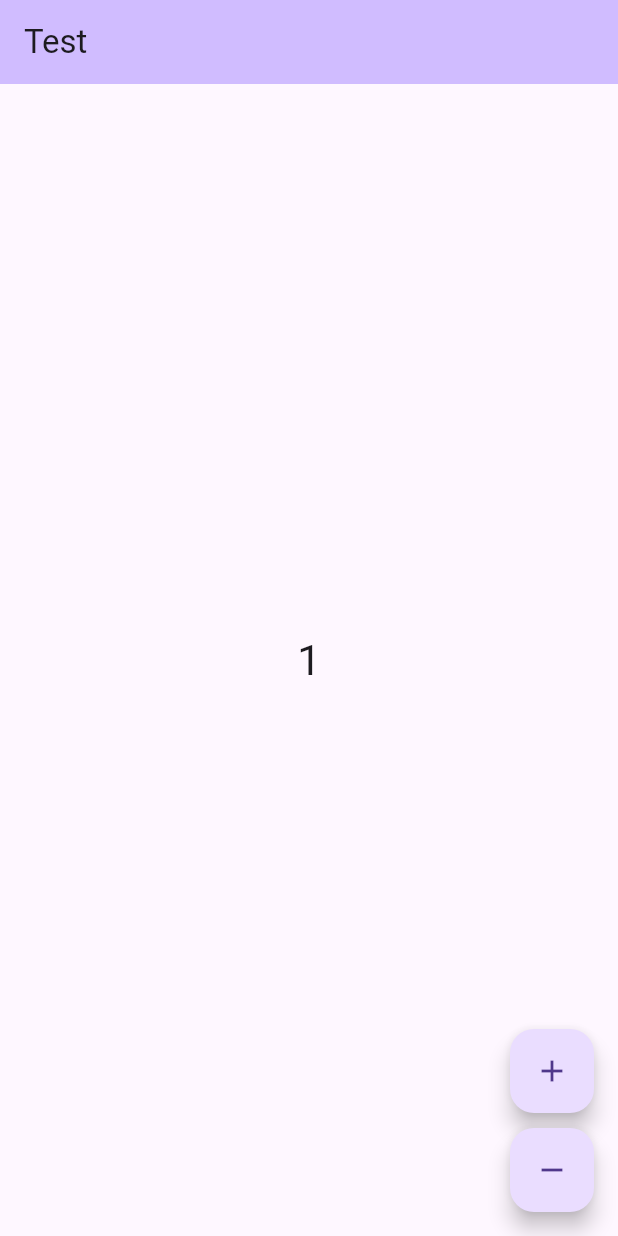
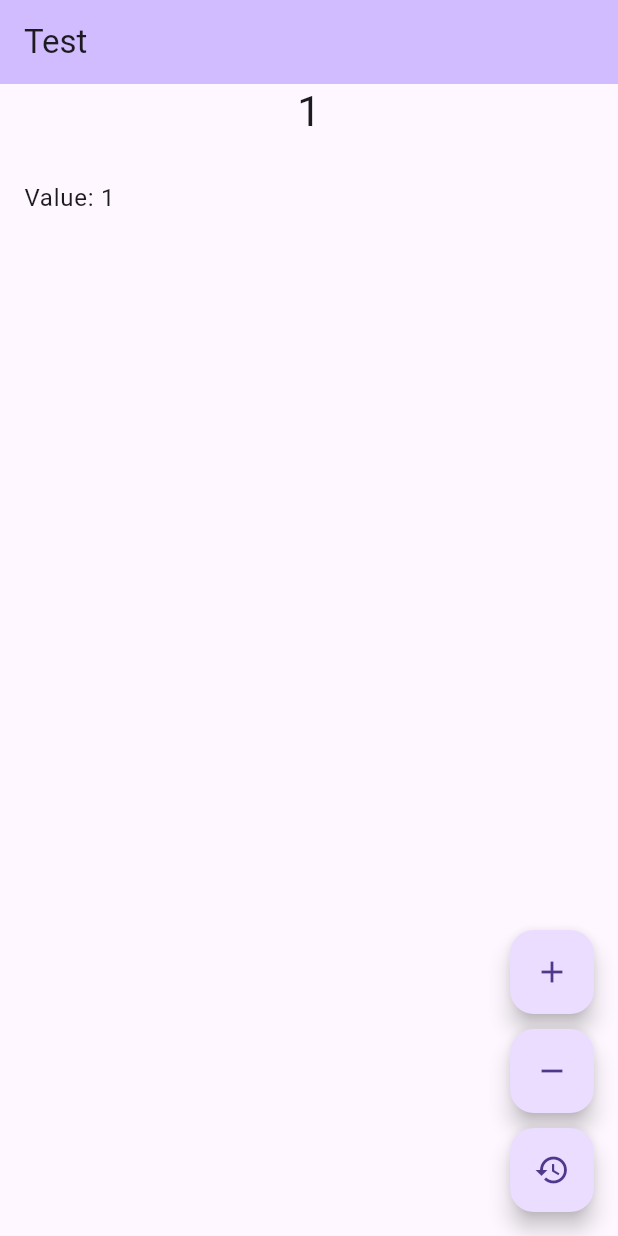
Before and after one commit to hs-dev1/flutter_state_management_comparison, a Flutter app: the screen it shows after launch, after a tap on the "add" icon, on a phone screen of 412 x 824 dp. Run offline on Flutter 3.47's test engine with Material 3 defaults, Android fonts, the light colour scheme and no system bars; our stand-ins replace flutter_redux, redux.

Commit message:
level 2 of counter incerment and decrement and reset action witht the state of counter and adding history.

```diff
--- a/lib/main.dart
+++ b/lib/main.dart
@@ -3,20 +3,20 @@ import 'package:flutter_redux/flutter_redux.dart';
 import 'package:redux/redux.dart';
 
 void main() {
-  final store = Store<int>(
+  final store = Store<AppState>(
     counterReducer,
-    initialState: 0,
+    initialState: AppState(counter: 0, history: []),
   );
   runApp(MyApp(store: store));
 }
 
 class MyApp extends StatelessWidget {
-  final Store<int> store;
+  final Store<AppState> store;
   const MyApp({super.key, required this.store});
 
   @override
   Widget build(BuildContext context) {
-    return StoreProvider<int>(
+    return StoreProvider<AppState>(
       store: store,
       child: const MaterialApp(
         home: MyHomePage(),
@@ -27,8 +27,6 @@ class MyApp extends StatelessWidget {
 
 class MyHomePage extends StatelessWidget {
   const MyHomePage({super.key});
-
-  // int _counter = 0;
 
   @override
   Widget build(BuildContext context) {
@@ -41,14 +39,30 @@ class MyHomePage extends StatelessWidget {
         child: Column(
           mainAxisAlignment: MainAxisAlignment.center,
           children: [
-            StoreConnector<int, String>(
-              converter: (store) => store.state.toString(),
+            StoreConnector<AppState, String>(
+              converter: (store) => store.state.counter.toString(),
               builder: (context, count) {
                 return Text(
                   count,
                   style: Theme.of(context).textTheme.headlineMedium,
                 );
               },
+            ),
+            const SizedBox(height: 12),
+            StoreConnector<AppState, List<int>>(
+              builder: (context, history) {
+                return Expanded(
+                  child: ListView.builder(
+                    itemCount: history.length,
+                    itemBuilder: (context, index) {
+                      return ListTile(
+                        title: Text('Value: ${history[index]}'),
+                      );
+                    },
+                  ),
+                );
+              },
+              converter: (store) => store.state.history,
             ),
           ],
         ),
@@ -57,15 +71,21 @@ class MyHomePage extends StatelessWidget {
         mainAxisAlignment: MainAxisAlignment.end,
         children: [
           FloatingActionButton(
-            onPressed: () => StoreProvider.of<int>(context).dispatch(IncrementAction()),
+            onPressed: () => StoreProvider.of<AppState>(context).dispatch(IncrementAction()),
             tooltip: 'Increment',
             child: const Icon(Icons.add),
           ),
           const SizedBox(height: 10),
           FloatingActionButton(
-            onPressed: () => StoreProvider.of<int>(context).dispatch(DecrementAction()),
+            onPressed: () => StoreProvider.of<AppState>(context).dispatch(DecrementAction()),
             tooltip: 'Decrement',
             child: const Icon(Icons.remove),
+          ),
+          const SizedBox(height: 10),
+          FloatingActionButton(
+            onPressed: () => StoreProvider.of<AppState>(context).dispatch(ResetAction()),
+            tooltip: 'Reset',
+            child: const Icon(Icons.restore_outlined),
           ),
         ],
       ),
@@ -73,15 +93,37 @@ class MyHomePage extends StatelessWidget {
   }
 }
 
+// Action Classes
 class IncrementAction {}
 
 class DecrementAction {}
 
-int counterReducer(int state, dynamic action) {
+class ResetAction {}
+
+// App State
+class AppState {
+  final int counter;
+  final List<int> history;
+
+  AppState({required this.counter, required this.history});
+}
+
+AppState counterReducer(AppState state, dynamic action) {
   if (action is IncrementAction) {
-    return state + 1;
+    return AppState(
+      counter: state.counter + 1,
+      history: [state.counter + 1, ...state.history],
+    );
   } else if (action is DecrementAction) {
-    return state - 1;
+    return AppState(
+      counter: state.counter - 1,
+      history: [state.counter - 1, ...state.history],
+    );
+  } else if (action is ResetAction) {
+    return AppState(
+      counter: 0,
+      history: [],
+    );
   }
   return state;
 }
```
